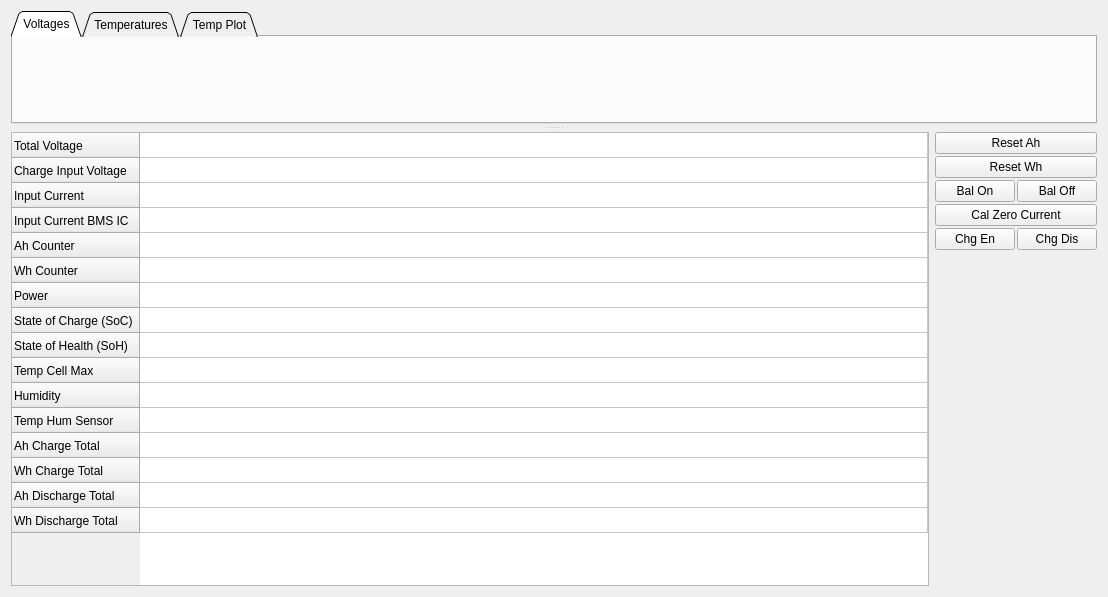
The window that pages/pagebms.ui (vedderb/vesc_tool) describes before a commit, drawn with Qt 5.
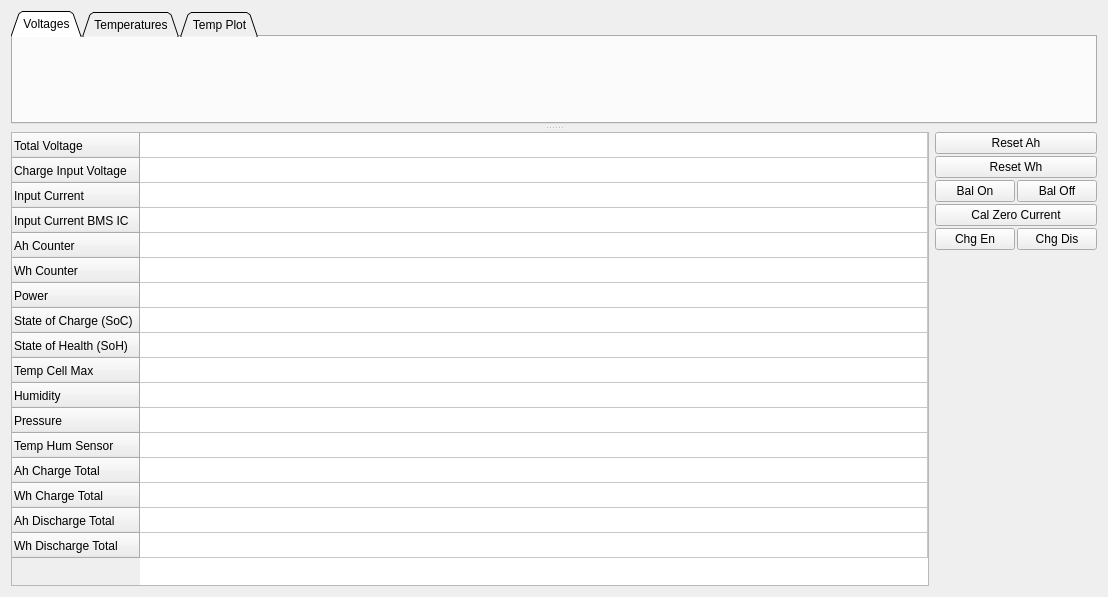
The same window after the commit. Icons and pictures are not drawn. Custom widgets are drawn as their Qt base class.

Commit message: Added BMS pressure sensor support

```diff
--- a/pages/pagebms.ui
+++ b/pages/pagebms.ui
@@ -137,6 +137,11 @@
            <string>Humidity</string>
           </property>
          </row>
+         <row>
+          <property name="text">
+           <string>Pressure</string>
+          </property>
+         </row>
          <row>
           <property name="text">
            <string>Temp Hum Sensor</string>
@@ -247,6 +252,11 @@
            <string/>
           </property>
          </item>
+         <item row="16" column="0">
+          <property name="text">
+           <string/>
+          </property>
+         </item>
         </widget>
        </item>
        <item>
```
The commit also changes 4 other files.
